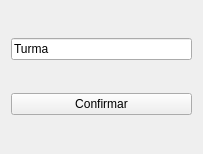
Old version of the form App/view/ui/registerClass.ui in the repository Caiquef80/Gerenciamento-Escolar.
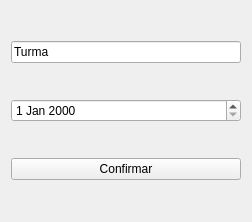
New version of the form.

```diff
--- a/App/view/ui/registerClass.ui
+++ b/App/view/ui/registerClass.ui
@@ -6,8 +6,8 @@
    <rect>
     <x>0</x>
     <y>0</y>
-    <width>203</width>
-    <height>154</height>
+    <width>252</width>
+    <height>222</height>
    </rect>
   </property>
   <property name="windowTitle">
@@ -22,7 +22,10 @@
     </widget>
    </item>
    <item>
-    <widget class="QPushButton" name="pushButton">
+    <widget class="QDateEdit" name="data"/>
+   </item>
+   <item>
+    <widget class="QPushButton" name="btn_confirmar">
      <property name="text">
       <string>Confirmar</string>
      </property>
```
Left out of the diff: 2 changed lines with no effect on the pictures.
